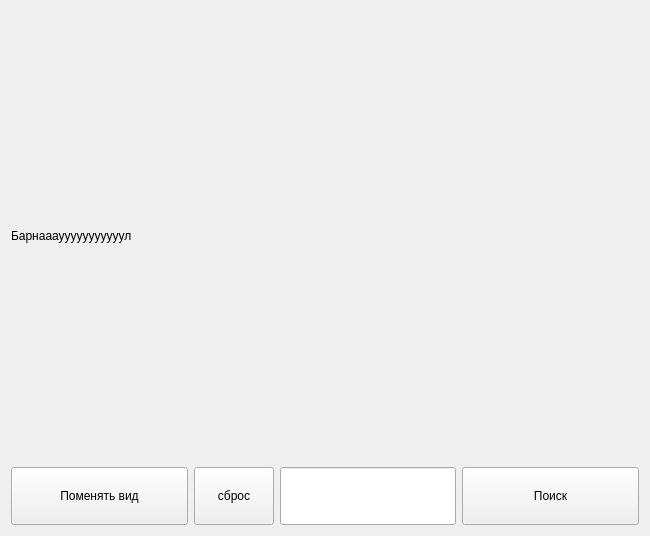
The window that ui_source/main456.ui (mariklolik/YandexMapsBigTask) describes before a commit, drawn with Qt 5.
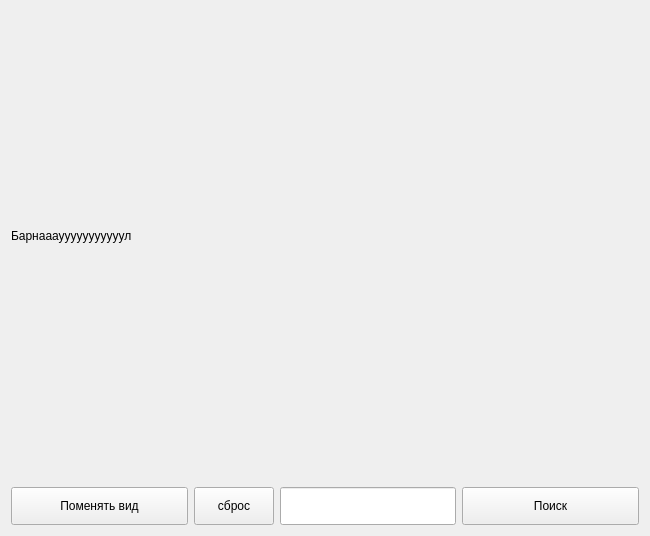
The same window after the commit.

```diff
--- a/ui_source/main456.ui
+++ b/ui_source/main456.ui
@@ -33,6 +33,13 @@
      </property>
     </widget>
    </item>
+   <item>
+    <widget class="QLabel" name="adress">
+     <property name="text">
+      <string/>
+     </property>
+    </widget>
+   </item>
    <item>
     <layout class="QHBoxLayout" name="horizontalLayout">
      <item>
```
